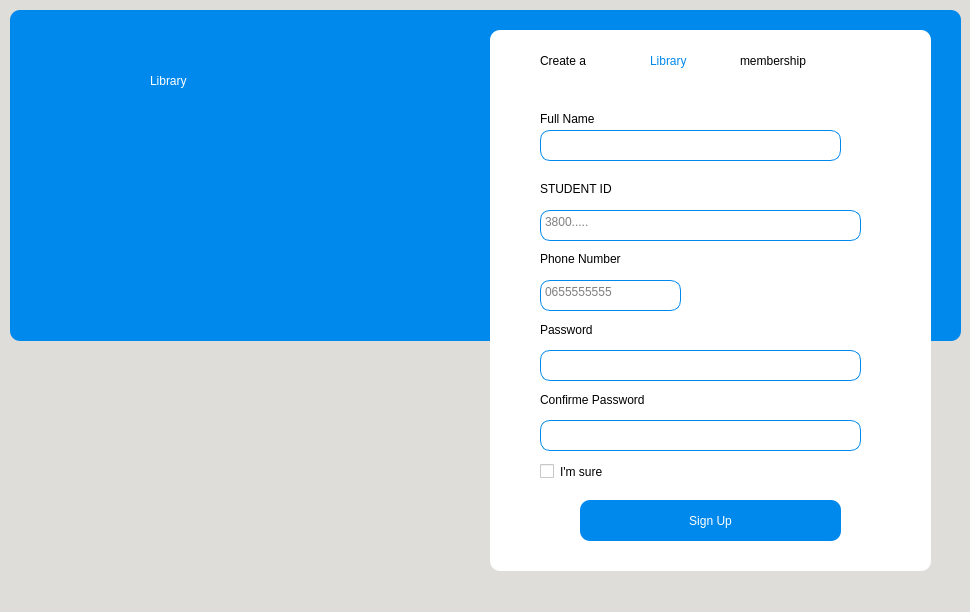
This is Register.ui in mohammedyazid/Library as Qt 5 draws it before an edit. The edited form follows.
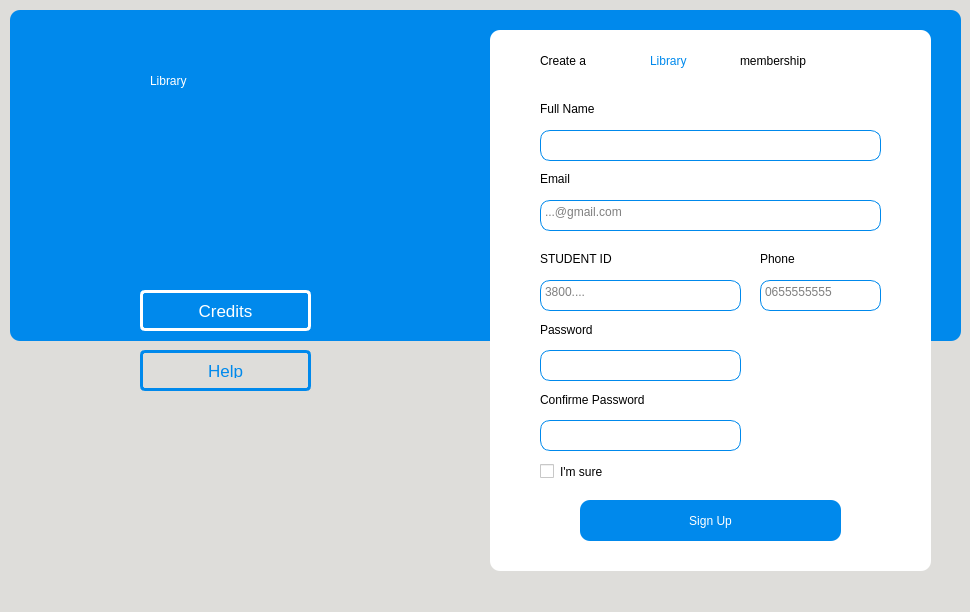
This is the edited form. Icons and pictures are not drawn.

What changed in the file:
```diff
--- a/Register.ui
+++ b/Register.ui
@@ -67,8 +67,8 @@
      <property name="geometry">
       <rect>
        <x>50</x>
-       <y>180</y>
-       <width>321</width>
+       <y>250</y>
+       <width>201</width>
        <height>31</height>
       </rect>
      </property>
@@ -90,14 +90,14 @@
 &lt;p style=&quot;-qt-paragraph-type:empty; margin-top:0px; margin-bottom:0px; margin-left:0px; margin-right:0px; -qt-block-indent:0; text-indent:0px; font-family:'Ubuntu'; font-size:11pt; font-weight:400;&quot;&gt;&lt;br /&gt;&lt;/p&gt;&lt;/body&gt;&lt;/html&gt;</string>
      </property>
      <property name="placeholderText">
-      <string>3800.....</string>
+      <string>3800....</string>
      </property>
     </widget>
     <widget class="QLabel" name="label">
      <property name="geometry">
       <rect>
        <x>50</x>
-       <y>150</y>
+       <y>220</y>
        <width>111</width>
        <height>17</height>
       </rect>
@@ -130,7 +130,7 @@
       <rect>
        <x>50</x>
        <y>320</y>
-       <width>321</width>
+       <width>201</width>
        <height>31</height>
       </rect>
      </property>
@@ -155,9 +155,9 @@
     <widget class="QTextEdit" name="textEdit_3">
      <property name="geometry">
       <rect>
-       <x>50</x>
+       <x>270</x>
        <y>250</y>
-       <width>141</width>
+       <width>121</width>
        <height>31</height>
       </rect>
      </property>
@@ -185,7 +185,7 @@
     <widget class="QLabel" name="label_7">
      <property name="geometry">
       <rect>
-       <x>50</x>
+       <x>270</x>
        <y>220</y>
        <width>141</width>
        <height>17</height>
@@ -195,7 +195,7 @@
       <string notr="true">font: 75 16pt &quot;Ubuntu&quot;;</string>
      </property>
      <property name="text">
-      <string>Phone Number</string>
+      <string>Phone </string>
      </property>
     </widget>
     <widget class="QTextEdit" name="textEdit_4">
@@ -203,7 +203,7 @@
       <rect>
        <x>50</x>
        <y>100</y>
-       <width>301</width>
+       <width>341</width>
        <height>31</height>
       </rect>
      </property>
@@ -232,7 +232,7 @@
      <property name="geometry">
       <rect>
        <x>50</x>
-       <y>80</y>
+       <y>70</y>
        <width>111</width>
        <height>17</height>
       </rect>
@@ -249,7 +249,7 @@
       <rect>
        <x>50</x>
        <y>390</y>
-       <width>321</width>
+       <width>201</width>
        <height>31</height>
       </rect>
      </property>
@@ -375,6 +375,52 @@
       </size>
      </property>
     </widget>
+    <widget class="QTextEdit" name="textEdit_6">
+     <property name="geometry">
+      <rect>
+       <x>50</x>
+       <y>170</y>
+       <width>341</width>
+       <height>31</height>
+      </rect>
+     </property>
+     <property name="styleSheet">
+      <string notr="true">background-color: white;
+border-style: solid;
+border-width: 1px;
+border-color:rgb(0, 137, 236);
+border-radius: 10px;
+font: 75 14pt &quot;Ubuntu Mono&quot;;
+
+</string>
+     </property>
+     <property name="html">
+      <string>&lt;!DOCTYPE HTML PUBLIC &quot;-//W3C//DTD HTML 4.0//EN&quot; &quot;http://www.w3.org/TR/REC-html40/strict.dtd&quot;&gt;
+&lt;html&gt;&lt;head&gt;&lt;meta name=&quot;qrichtext&quot; content=&quot;1&quot; /&gt;&lt;style type=&quot;text/css&quot;&gt;
+p, li { white-space: pre-wrap; }
+&lt;/style&gt;&lt;/head&gt;&lt;body style=&quot; font-family:'Ubuntu Mono'; font-size:14pt; font-weight:72; font-style:normal;&quot;&gt;
+&lt;p style=&quot;-qt-paragraph-type:empty; margin-top:0px; margin-bottom:0px; margin-left:0px; margin-right:0px; -qt-block-indent:0; text-indent:0px; font-family:'Ubuntu'; font-size:11pt; font-weight:400;&quot;&gt;&lt;br /&gt;&lt;/p&gt;&lt;/body&gt;&lt;/html&gt;</string>
+     </property>
+     <property name="placeholderText">
+      <string>...@gmail.com</string>
+     </property>
+    </widget>
+    <widget class="QLabel" name="label_10">
+     <property name="geometry">
+      <rect>
+       <x>50</x>
+       <y>140</y>
+       <width>141</width>
+       <height>17</height>
+      </rect>
+     </property>
+     <property name="styleSheet">
+      <string notr="true">font: 75 16pt &quot;Ubuntu&quot;;</string>
+     </property>
+     <property name="text">
+      <string>Email</string>
+     </property>
+    </widget>
    </widget>
    <widget class="QFrame" name="frame_2">
     <property name="geometry">
@@ -449,6 +495,80 @@
       </size>
      </property>
     </widget>
+    <widget class="QPushButton" name="pushButton_4">
+     <property name="geometry">
+      <rect>
+       <x>130</x>
+       <y>280</y>
+       <width>171</width>
+       <height>41</height>
+      </rect>
+     </property>
+     <property name="styleSheet">
+      <string notr="true">
+QPushButton {
+    transition: all .5s ease;
+    color: white;
+    border-radius: 5px;
+    border:3px solid white;
+    font-family:'Montserrat', sans-serif;
+    text-transform: uppercase;
+    text-align: center;
+    line-height: 1;
+    font-size: 17px;
+    background-color : transparent;
+    padding: 10px;
+    outline: none;
+    
+    
+}
+QPushButton:hover {
+    color:rgb(0, 137, 236);;
+    background-color: white;;
+}
+</string>
+     </property>
+     <property name="text">
+      <string>Credits</string>
+     </property>
+    </widget>
+   </widget>
+   <widget class="QPushButton" name="pushButton_6">
+    <property name="geometry">
+     <rect>
+      <x>140</x>
+      <y>350</y>
+      <width>171</width>
+      <height>41</height>
+     </rect>
+    </property>
+    <property name="styleSheet">
+     <string notr="true">
+QPushButton {
+    transition: all .5s ease;
+    color: rgb(0, 137, 236);;
+    border-radius: 5px;
+    border:3px solid rgb(0, 137, 236);;
+    font-family:'Montserrat', sans-serif;
+    text-transform: uppercase;
+    text-align: center;
+    line-height: 1;
+    font-size: 17px;
+    background-color : transparent;
+    padding: 10px;
+    outline: none;
+    
+    
+}
+QPushButton:hover {
+    color: white;
+    background-color: rgb(0, 137, 236);;
+}
+</string>
+    </property>
+    <property name="text">
+     <string>Help</string>
+    </property>
    </widget>
    <zorder>frame_2</zorder>
    <zorder>frame</zorder>
```
Left out of the diff: 1 changed line with no effect on the pictures.
